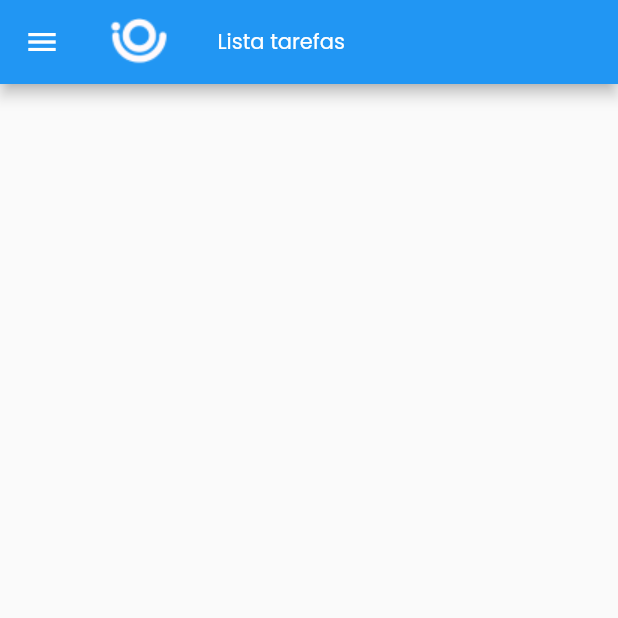
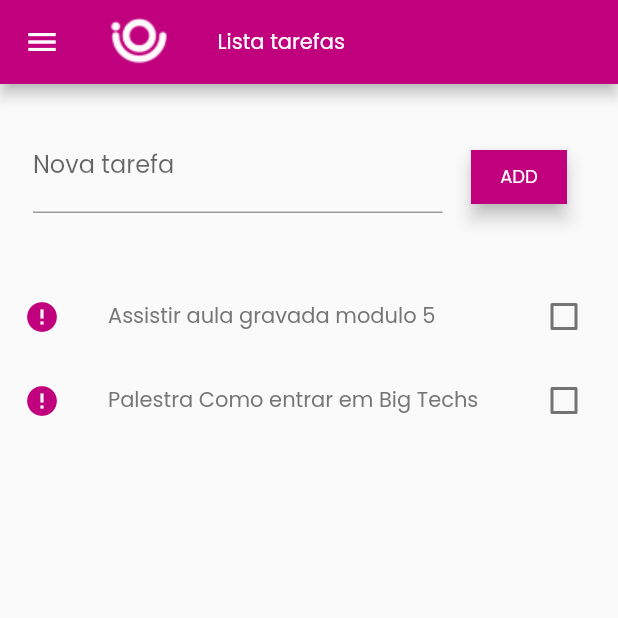
Before and after one commit to arthurkaizer/Calculadora-IMC-flutter, a Flutter app: the TodoListPage screen opened by its route, on a phone screen of 412 x 824 dp, the top half of it. Run offline on Flutter 3.47's test engine with Material 2 defaults, Android fonts, the phone set to English and light mode, and no system bars.

Commit message:
feat(todolist): todo-list done

```diff
--- a/lib/main.dart
+++ b/lib/main.dart
@@ -15,6 +15,10 @@ class MyApp extends StatelessWidget {
       title: 'Camp',
       theme: ThemeData(
         primaryColor: Color(0xFFC1007E),
+        colorScheme: ColorScheme.fromSwatch().copyWith(
+          primary: const Color(0xFFC1007E),
+          secondary: const Color(0xFFC1007E),
+        ),
         toggleableActiveColor: Color(0xFFC1007E),
         fontFamily: 'Poppins',
         iconTheme: IconThemeData(color: Color(0xFFC1007E)),
--- a/lib/pages/todolist/todolist_page.dart
+++ b/lib/pages/todolist/todolist_page.dart
@@ -11,6 +11,19 @@ class TodoListPage extends StatefulWidget {
 }
 
 class _TodoListPageState extends State<TodoListPage> {
+  TextEditingController textController = TextEditingController();
+
+  List<TaskModel> todoList = [
+    TaskModel(description: "Assistir aula gravada modulo 5"),
+    TaskModel(description: "Palestra Como entrar em Big Techs")
+  ];
+
+  void addTodo() {
+    var newTask = TaskModel(description: textController.text);
+    todoList.add(newTask);
+    textController.text = "";
+  }
+
   @override
   Widget build(BuildContext context) {
     // This method is rerun every time setState is called, for instance as done
@@ -39,11 +52,88 @@ class _TodoListPageState extends State<TodoListPage> {
                   style: TextStyle(
                     fontSize: 14,
                   ),
-              )
+                )),
+          ],
+        ),
+      ),
+      body: Column(
+        children: [
+          Padding(
+            padding: EdgeInsets.fromLTRB(22, 24, 34, 41),
+            child: Row(
+              crossAxisAlignment: CrossAxisAlignment.end,
+              children: [
+                Expanded(
+                  child: TextField(
+                    controller: textController,
+                    cursorColor: Theme.of(context).primaryColor,
+                    decoration: InputDecoration(
+                      labelText: 'Nova tarefa',
+                    ),
+                  ),
+                ),
+                SizedBox(
+                  width: 19,
+                ),
+                TextButton(
+                  onPressed: () {
+                    setState(() {
+                      addTodo();
+                    });
+                  },
+                  child: Text(
+                    'ADD',
+                    style: TextStyle(color: Colors.white, fontSize: 12),
+                  ),
+                  style: TextButton.styleFrom(
+                    backgroundColor: Theme.of(context).primaryColor,
+                    elevation: 5,
+                    shape: const RoundedRectangleBorder(
+                      borderRadius: BorderRadius.zero,
+                    ),
+                  ),
                 ),
               ],
             ),
           ),
+          Expanded(
+            child: ListView.builder(
+                itemCount: todoList.length,
+                itemBuilder: (_, index) {
+                  var task = todoList[index];
+                  return CheckboxListTile(
+                    value: task.completed,
+                    onChanged: (value) {
+                      setState(() {
+                        task.completed = value ?? false;
+                      });
+                    },
+                    title: Text(
+                      task.description,
+                      style: TextStyle(
+                        color: Color(0xFF767676),
+                        fontSize: 14,
+                        decoration: task.completed
+                            ? TextDecoration.lineThrough
+                            : TextDecoration.none,
+                      ),
+                    ),
+                    secondary: Icon(
+                      task.completed ? Icons.check_circle : Icons.error,
+                      color: Color(0xFFC1007E),
+                    ),
+                  );
+                }),
+          ),
+        ],
+      ),
     );
   }
 }
+
+class TaskModel {
+  bool completed;
+  String description;
+
+  TaskModel({this.completed = false, required this.description});
+}
```
Lines whose indentation alone changed are shown as unchanged.
